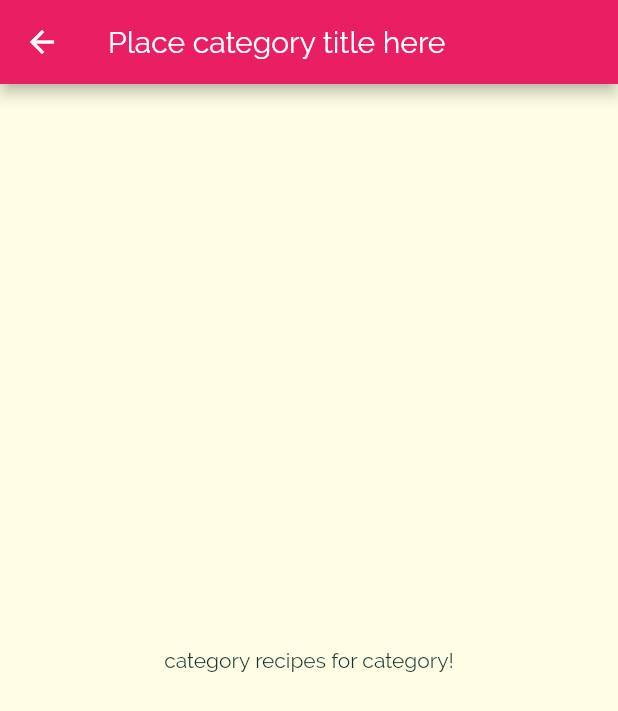
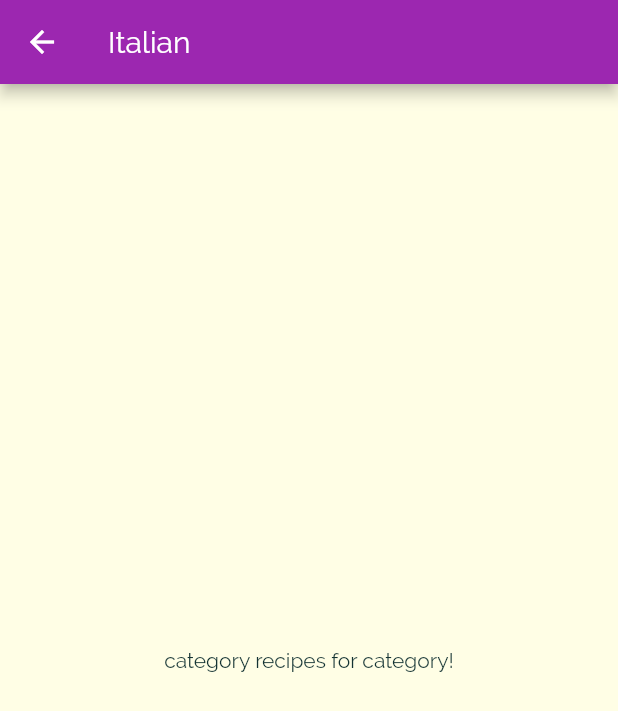
Before and after one commit to Mosquito1123/Hi-Meals-Meals-Meals-, a Flutter app: the screen it shows after launch, after a tap on "Italian", on a phone screen of 412 x 824 dp. Shown: the top 711 px of the screen. Run offline on Flutter 3.47's test engine with Material 2 defaults, Android fonts, the phone set to English and light mode, and no system bars.

Commit message:
passing category data to single cat page

```diff
--- a/lib/category_item.dart
+++ b/lib/category_item.dart
@@ -11,7 +11,7 @@ class CategoryItem extends StatelessWidget {
   void selectCategory(BuildContext context) {
     Navigator.of(context).push(
       MaterialPageRoute(
-        builder: (_) => CategoryMealsScreen(),
+        builder: (_) => CategoryMealsScreen(cat),
       ),
     );
   }
--- a/lib/category_meals_screen.dart
+++ b/lib/category_meals_screen.dart
@@ -1,11 +1,18 @@
 import 'package:flutter/material.dart';
 
+import './models/category.dart';
+
 class CategoryMealsScreen extends StatelessWidget {
+  final Category cat;
+
+  CategoryMealsScreen(this.cat);
+
   @override
   Widget build(BuildContext context) {
     return Scaffold(
       appBar: AppBar(
-        title: Text('Place category title here'),
+        backgroundColor: cat.color,
+        title: Text(cat.title),
       ),
       body: Center(
         child: Text('category recipes for category!'),
```
